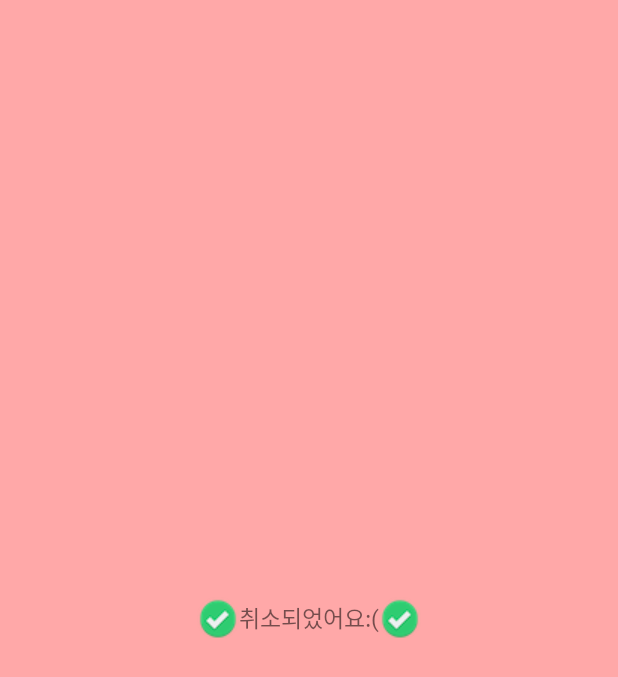
After one commit to akgksqls6521/UserInformation, an Android app: the layout toast.xml on its own in the app's theme, with its tools: preview values and no code run, on a phone screen of 412 x 824 dp. The commit adds this screen. Shown: the top 677 px of the screen. Run offline under Robolectric (Android 15) with nearby library versions, the phone set to English and light mode, and no system bars.

Commit message:
#3 Add New Toast Layout

```diff
--- /dev/null
+++ b/app/src/main/res/layout/toast.xml
@@ -0,0 +1,22 @@
+<?xml version="1.0" encoding="utf-8"?>
+<LinearLayout xmlns:android="http://schemas.android.com/apk/res/android"
+    android:orientation="horizontal" android:layout_width="match_parent"
+    android:layout_height="match_parent"
+    android:background="#ffa8a8"
+    android:gravity="center">
+
+    <ImageView
+        android:layout_width="wrap_content"
+        android:layout_height="wrap_content"
+        android:src="@drawable/icon"/>
+    <TextView
+        android:layout_width="wrap_content"
+        android:layout_height="wrap_content"
+        android:text="@string/text_can"
+        android:textSize="15dp"/>
+    <ImageView
+        android:layout_width="wrap_content"
+        android:layout_height="wrap_content"
+        android:src="@drawable/icon"/>
+
+</LinearLayout>
--- a/app/src/main/res/values/strings.xml
+++ b/app/src/main/res/values/strings.xml
@@ -3,4 +3,5 @@
     <string name="text_name">사용자 이름</string>
     <string name="text_email">이메일 주소</string>
     <string name="but_str">터치하세요:)</string>
+    <string name="text_can">취소되었어요:(</string>
 </resources>
```
Also changed, not shown: app/src/main/res/drawable/icon.png (added).
